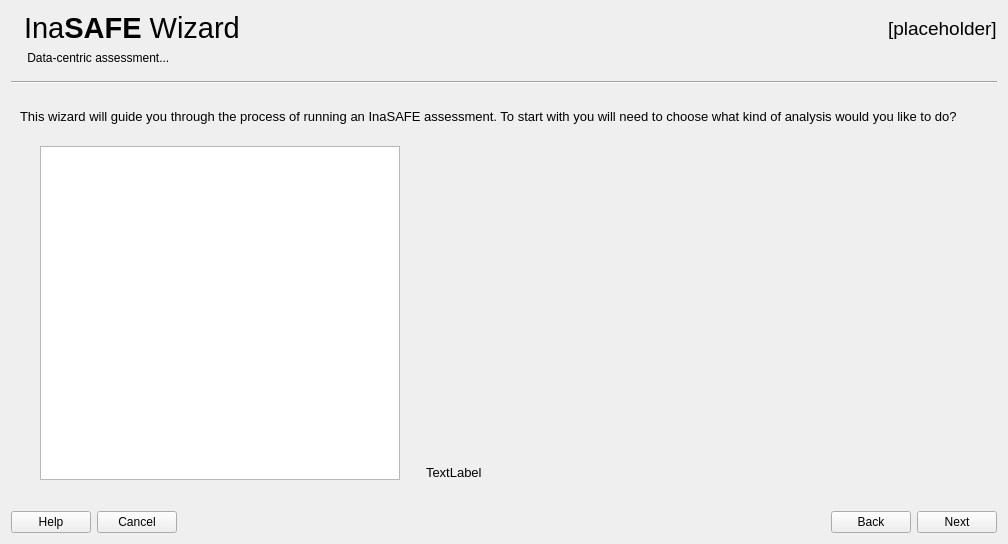
First picture: the form in safe/gui/ui/wizard_dialog_base.ui, repository inasafe/inasafe, before the edit.
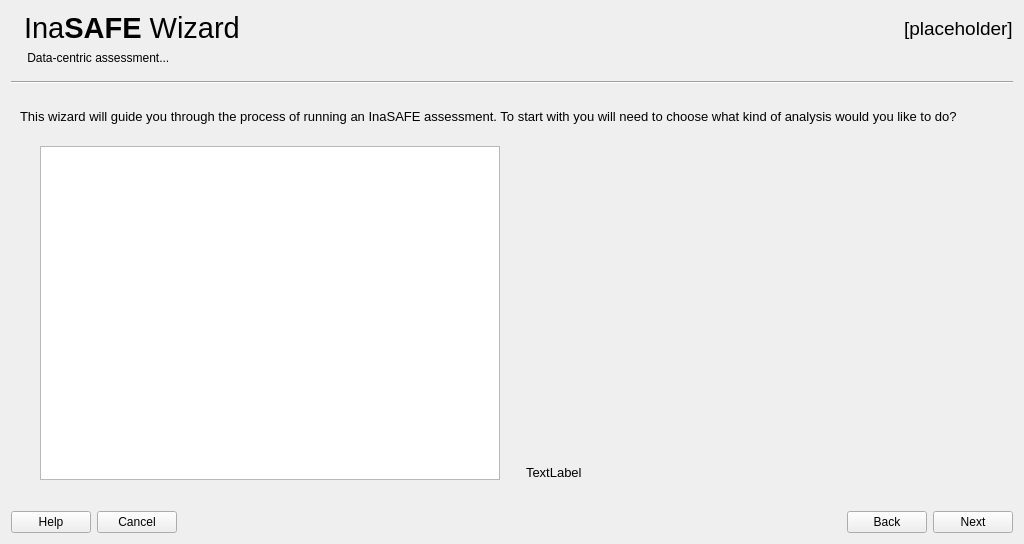
Second picture: the form after the edit. The open tabs and pages were chosen to show the change. Icons and pictures are not drawn. Custom widgets are drawn as their Qt base class.

Commit message: [IFCW] Vsual bugfixes

```diff
--- a/safe/gui/ui/wizard_dialog_base.ui
+++ b/safe/gui/ui/wizard_dialog_base.ui
@@ -6,7 +6,7 @@
    <rect>
     <x>0</x>
     <y>0</y>
-    <width>1008</width>
+    <width>1024</width>
     <height>544</height>
    </rect>
   </property>
@@ -1636,13 +1636,13 @@
           <widget class="QTreeWidget" name="treeFunctions">
            <property name="minimumSize">
             <size>
-             <width>360</width>
+             <width>460</width>
              <height>99</height>
             </size>
            </property>
            <property name="maximumSize">
             <size>
-             <width>360</width>
+             <width>460</width>
              <height>16777215</height>
             </size>
            </property>
```
Left out of the diff: 34 changed lines with no effect on the pictures. The commit also changes 1 other file.
